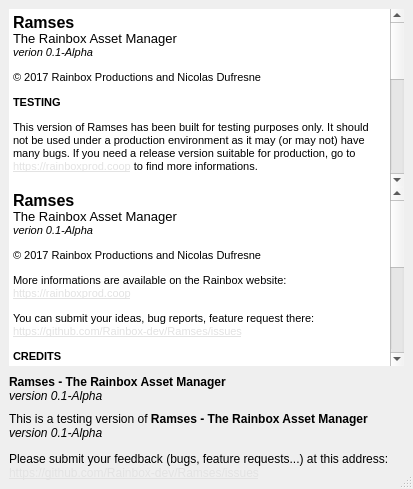
Old version of the form Ramses/helpdialog.ui in the repository RxLaboratory/Ramses.
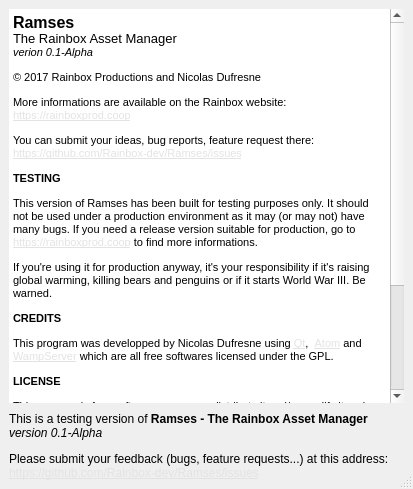
New version of the form. Icons and pictures are not drawn.

```diff
--- a/Ramses/helpdialog.ui
+++ b/Ramses/helpdialog.ui
@@ -215,39 +215,6 @@
        <property name="bottomMargin">
         <number>0</number>
        </property>
-       <item>
-        <widget class="QTextBrowser" name="testingAboutText">
-         <property name="frameShape">
-          <enum>QFrame::NoFrame</enum>
-         </property>
-         <property name="readOnly">
-          <bool>true</bool>
-         </property>
-         <property name="html">
-          <string>&lt;!DOCTYPE HTML PUBLIC &quot;-//W3C//DTD HTML 4.0//EN&quot; &quot;http://www.w3.org/TR/REC-html40/strict.dtd&quot;&gt;
-&lt;html&gt;&lt;head&gt;&lt;meta name=&quot;qrichtext&quot; content=&quot;1&quot; /&gt;&lt;style type=&quot;text/css&quot;&gt;
-p, li { white-space: pre-wrap; }
-&lt;/style&gt;&lt;/head&gt;&lt;body style=&quot; font-family:'MS Shell Dlg 2'; font-size:8.25pt; font-weight:400; font-style:normal;&quot;&gt;
-&lt;p style=&quot; margin-top:12px; margin-bottom:12px; margin-left:0px; margin-right:0px; -qt-block-indent:0; text-indent:0px;&quot;&gt;&lt;span style=&quot; font-size:12pt; font-weight:600;&quot;&gt;Ramses&lt;/span&gt;&lt;span style=&quot; font-size:8pt;&quot;&gt;&lt;br /&gt;&lt;/span&gt;&lt;span style=&quot; font-size:10pt;&quot;&gt;The Rainbox Asset Manager&lt;/span&gt;&lt;span style=&quot; font-size:8pt;&quot;&gt;&lt;br /&gt;&lt;/span&gt;&lt;span style=&quot; font-size:8pt; font-style:italic;&quot;&gt;verion 0.1-Alpha&lt;/span&gt;&lt;/p&gt;
-&lt;p style=&quot; margin-top:12px; margin-bottom:12px; margin-left:0px; margin-right:0px; -qt-block-indent:0; text-indent:0px;&quot;&gt;&lt;span style=&quot; font-size:8pt;&quot;&gt;© 2017 Rainbox Productions and Nicolas Dufresne&lt;/span&gt;&lt;/p&gt;
-&lt;p style=&quot; margin-top:12px; margin-bottom:12px; margin-left:0px; margin-right:0px; -qt-block-indent:0; text-indent:0px;&quot;&gt;&lt;span style=&quot; font-size:8pt; font-weight:600;&quot;&gt;TESTING&lt;/span&gt;&lt;/p&gt;
-&lt;p style=&quot; margin-top:12px; margin-bottom:12px; margin-left:0px; margin-right:0px; -qt-block-indent:0; text-indent:0px;&quot;&gt;&lt;span style=&quot; font-size:8pt;&quot;&gt;This version of Ramses has been built for testing purposes only. It should not be used under a production environment as it may (or may not) have many bugs. If you need a release version suitable for production, go to &lt;/span&gt;&lt;a href=&quot;https://rainboxprod.coop&quot;&gt;&lt;span style=&quot; font-size:8pt; text-decoration: underline; color:#e3e3e3;&quot;&gt;https://rainboxprod.coop&lt;/span&gt;&lt;/a&gt;&lt;span style=&quot; font-size:8pt;&quot;&gt; to find more informations.&lt;/span&gt;&lt;/p&gt;
-&lt;p style=&quot; margin-top:12px; margin-bottom:12px; margin-left:0px; margin-right:0px; -qt-block-indent:0; text-indent:0px;&quot;&gt;&lt;span style=&quot; font-size:8pt;&quot;&gt;If you're using it for production anyway, it's your responsibility if it's raising global warming, killing bears and penguins or if it starts World War III. Be warned.&lt;/span&gt;&lt;/p&gt;
-&lt;p style=&quot; margin-top:12px; margin-bottom:12px; margin-left:0px; margin-right:0px; -qt-block-indent:0; text-indent:0px;&quot;&gt;&lt;span style=&quot; font-size:8pt; font-weight:600;&quot;&gt;CREDITS&lt;/span&gt;&lt;/p&gt;
-&lt;p style=&quot; margin-top:12px; margin-bottom:12px; margin-left:0px; margin-right:0px; -qt-block-indent:0; text-indent:0px;&quot;&gt;&lt;span style=&quot; font-size:8pt;&quot;&gt;This program was developped by Nicolas Dufresne using &lt;/span&gt;&lt;a href=&quot;https://www.qt.io&quot;&gt;&lt;span style=&quot; font-size:8pt; text-decoration: underline; color:#e3e3e3;&quot;&gt;Qt&lt;/span&gt;&lt;/a&gt;&lt;span style=&quot; font-size:8pt;&quot;&gt;,  &lt;/span&gt;&lt;a href=&quot;https://notepad-plus-plus.org&quot;&gt;&lt;span style=&quot; font-size:8pt; text-decoration: underline; color:#e3e3e3;&quot;&gt;notepad++&lt;/span&gt;&lt;/a&gt;&lt;span style=&quot; font-size:8pt;&quot;&gt; and &lt;/span&gt;&lt;a href=&quot;http://www.wampserver.com&quot;&gt;&lt;span style=&quot; font-size:8pt; text-decoration: underline; color:#e3e3e3;&quot;&gt;WampServer&lt;/span&gt;&lt;/a&gt;&lt;span style=&quot; font-size:8pt;&quot;&gt; which are all free softwares licensed under the GPL.&lt;/span&gt;&lt;/p&gt;
-&lt;p style=&quot; margin-top:12px; margin-bottom:12px; margin-left:0px; margin-right:0px; -qt-block-indent:0; text-indent:0px;&quot;&gt;&lt;span style=&quot; font-size:8pt; font-weight:600;&quot;&gt;LICENSE&lt;/span&gt;&lt;/p&gt;
-&lt;p style=&quot; margin-top:12px; margin-bottom:12px; margin-left:0px; margin-right:0px; -qt-block-indent:0; text-indent:0px;&quot;&gt;&lt;span style=&quot; font-size:8pt;&quot;&gt;This program is free software: you can redistribute it and/or modify it under the terms of the GNU General Public License as published by the Free Software Foundation, either version 3 of the License, or (at your option) any later version.&lt;/span&gt;&lt;/p&gt;
-&lt;p style=&quot; margin-top:12px; margin-bottom:12px; margin-left:0px; margin-right:0px; -qt-block-indent:0; text-indent:0px;&quot;&gt;&lt;span style=&quot; font-size:8pt;&quot;&gt;Ramses is distributed in the hope that it will be useful, but WITHOUT ANY WARRANTY; without even the implied warranty of MERCHANTABILITY or FITNESS FOR A PARTICULAR PURPOSE. See the GNU General Public License for more details.&lt;/span&gt;&lt;/p&gt;
-&lt;p style=&quot; margin-top:12px; margin-bottom:12px; margin-left:0px; margin-right:0px; -qt-block-indent:0; text-indent:0px;&quot;&gt;&lt;span style=&quot; font-size:8pt;&quot;&gt;You should have received a copy of the GNU General Public License along with Ramses. If not, see &lt;/span&gt;&lt;a href=&quot;http://www.gnu.org/licenses/&quot;&gt;&lt;span style=&quot; font-size:8pt; text-decoration: underline; color:#e3e3e3;&quot;&gt;http://www.gnu.org/licenses/&lt;/span&gt;&lt;/a&gt;&lt;span style=&quot; font-size:8pt;&quot;&gt;.&lt;/span&gt;&lt;/p&gt;&lt;/body&gt;&lt;/html&gt;</string>
-         </property>
-         <property name="acceptRichText">
-          <bool>true</bool>
-         </property>
-         <property name="openExternalLinks">
-          <bool>true</bool>
-         </property>
-        </widget>
-       </item>
        <item>
         <widget class="QTextBrowser" name="releaseAboutText">
          <property name="frameShape">
@@ -265,8 +232,11 @@
 &lt;p style=&quot; margin-top:12px; margin-bottom:12px; margin-left:0px; margin-right:0px; -qt-block-indent:0; text-indent:0px;&quot;&gt;&lt;span style=&quot; font-size:8pt;&quot;&gt;© 2017 Rainbox Productions and Nicolas Dufresne&lt;/span&gt;&lt;/p&gt;
 &lt;p style=&quot; margin-top:12px; margin-bottom:12px; margin-left:0px; margin-right:0px; -qt-block-indent:0; text-indent:0px;&quot;&gt;More informations are available on the Rainbox website:&lt;br /&gt;&lt;a href=&quot;https://rainboxprod.coop&quot;&gt;&lt;span style=&quot; font-size:8pt; text-decoration: underline; color:#e3e3e3;&quot;&gt;https://rainboxprod.coop&lt;/span&gt;&lt;/a&gt;&lt;/p&gt;
 &lt;p style=&quot; margin-top:12px; margin-bottom:12px; margin-left:0px; margin-right:0px; -qt-block-indent:0; text-indent:0px;&quot;&gt;&lt;span style=&quot; font-size:8pt;&quot;&gt;You can submit your ideas, bug reports, feature request there:&lt;br /&gt;&lt;/span&gt;&lt;a href=&quot;https://github.com/Rainbox-dev/Ramses/issues&quot;&gt;&lt;span style=&quot; font-size:8pt; text-decoration: underline; color:#e3e3e3;&quot;&gt;https://github.com/Rainbox-dev/Ramses/issues&lt;/span&gt;&lt;/a&gt;&lt;/p&gt;
+&lt;p style=&quot; margin-top:12px; margin-bottom:12px; margin-left:0px; margin-right:0px; -qt-block-indent:0; text-indent:0px;&quot;&gt;&lt;span style=&quot; font-size:8pt; font-weight:600;&quot;&gt;TESTING&lt;/span&gt;&lt;/p&gt;
+&lt;p style=&quot; margin-top:12px; margin-bottom:12px; margin-left:0px; margin-right:0px; -qt-block-indent:0; text-indent:0px;&quot;&gt;&lt;span style=&quot; font-size:8pt;&quot;&gt;This version of Ramses has been built for testing purposes only. It should not be used under a production environment as it may (or may not) have many bugs. If you need a release version suitable for production, go to &lt;/span&gt;&lt;a href=&quot;https://rainboxprod.coop&quot;&gt;&lt;span style=&quot; font-size:8pt; text-decoration: underline; color:#e3e3e3;&quot;&gt;https://rainboxprod.coop&lt;/span&gt;&lt;/a&gt;&lt;span style=&quot; font-size:8pt;&quot;&gt; to find more informations.&lt;/span&gt;&lt;/p&gt;
+&lt;p style=&quot; margin-top:12px; margin-bottom:12px; margin-left:0px; margin-right:0px; -qt-block-indent:0; text-indent:0px;&quot;&gt;&lt;span style=&quot; font-size:8pt;&quot;&gt;If you're using it for production anyway, it's your responsibility if it's raising global warming, killing bears and penguins or if it starts World War III. Be warned.&lt;/span&gt;&lt;/p&gt;
 &lt;p style=&quot; margin-top:12px; margin-bottom:12px; margin-left:0px; margin-right:0px; -qt-block-indent:0; text-indent:0px;&quot;&gt;&lt;span style=&quot; font-size:8pt; font-weight:600;&quot;&gt;CREDITS&lt;/span&gt;&lt;/p&gt;
-&lt;p style=&quot; margin-top:12px; margin-bottom:12px; margin-left:0px; margin-right:0px; -qt-block-indent:0; text-indent:0px;&quot;&gt;&lt;span style=&quot; font-size:8pt;&quot;&gt;This program was developped by Nicolas Dufresne using &lt;/span&gt;&lt;a href=&quot;https://www.qt.io&quot;&gt;&lt;span style=&quot; font-size:8pt; text-decoration: underline; color:#e3e3e3;&quot;&gt;Qt&lt;/span&gt;&lt;/a&gt;&lt;span style=&quot; font-size:8pt;&quot;&gt;,  &lt;/span&gt;&lt;a href=&quot;https://notepad-plus-plus.org&quot;&gt;&lt;span style=&quot; font-size:8pt; text-decoration: underline; color:#e3e3e3;&quot;&gt;notepad++&lt;/span&gt;&lt;/a&gt;&lt;span style=&quot; font-size:8pt;&quot;&gt; and &lt;/span&gt;&lt;a href=&quot;http://www.wampserver.com&quot;&gt;&lt;span style=&quot; font-size:8pt; text-decoration: underline; color:#e3e3e3;&quot;&gt;WampServer&lt;/span&gt;&lt;/a&gt;&lt;span style=&quot; font-size:8pt;&quot;&gt; which are all free softwares licensed under the GPL.&lt;/span&gt;&lt;/p&gt;
+&lt;p style=&quot; margin-top:12px; margin-bottom:12px; margin-left:0px; margin-right:0px; -qt-block-indent:0; text-indent:0px;&quot;&gt;&lt;span style=&quot; font-size:8pt;&quot;&gt;This program was developped by Nicolas Dufresne using &lt;/span&gt;&lt;a href=&quot;https://www.qt.io&quot;&gt;&lt;span style=&quot; font-size:8pt; text-decoration: underline; color:#e3e3e3;&quot;&gt;Qt&lt;/span&gt;&lt;/a&gt;&lt;span style=&quot; font-size:8pt;&quot;&gt;,  &lt;/span&gt;&lt;a href=&quot;http://atom.io&quot;&gt;&lt;span style=&quot; font-size:8pt; text-decoration: underline; color:#e3e3e3;&quot;&gt;Atom&lt;/span&gt;&lt;/a&gt;&lt;span style=&quot; font-size:8pt;&quot;&gt; and &lt;/span&gt;&lt;a href=&quot;http://www.wampserver.com&quot;&gt;&lt;span style=&quot; font-size:8pt; text-decoration: underline; color:#e3e3e3;&quot;&gt;WampServer&lt;/span&gt;&lt;/a&gt;&lt;span style=&quot; font-size:8pt;&quot;&gt; which are all free softwares licensed under the GPL.&lt;/span&gt;&lt;/p&gt;
 &lt;p style=&quot; margin-top:12px; margin-bottom:12px; margin-left:0px; margin-right:0px; -qt-block-indent:0; text-indent:0px;&quot;&gt;&lt;span style=&quot; font-size:8pt; font-weight:600;&quot;&gt;LICENSE&lt;/span&gt;&lt;/p&gt;
 &lt;p style=&quot; margin-top:12px; margin-bottom:12px; margin-left:0px; margin-right:0px; -qt-block-indent:0; text-indent:0px;&quot;&gt;&lt;span style=&quot; font-size:8pt;&quot;&gt;This program is free software: you can redistribute it and/or modify it under the terms of the GNU General Public License as published by the Free Software Foundation, either version 3 of the License, or (at your option) any later version.&lt;/span&gt;&lt;/p&gt;
 &lt;p style=&quot; margin-top:12px; margin-bottom:12px; margin-left:0px; margin-right:0px; -qt-block-indent:0; text-indent:0px;&quot;&gt;&lt;span style=&quot; font-size:8pt;&quot;&gt;Ramses is distributed in the hope that it will be useful, but WITHOUT ANY WARRANTY; without even the implied warranty of MERCHANTABILITY or FITNESS FOR A PARTICULAR PURPOSE. See the GNU General Public License for more details.&lt;/span&gt;&lt;/p&gt;
@@ -285,20 +255,7 @@
     </widget>
    </item>
    <item>
-    <widget class="QLabel" name="releaseLabel">
-     <property name="text">
-      <string>&lt;html&gt;&lt;head/&gt;&lt;body&gt;&lt;p&gt;&lt;span style=&quot; font-weight:600;&quot;&gt;Ramses - The Rainbox Asset Manager&lt;br/&gt;&lt;/span&gt;&lt;span style=&quot; font-style:italic;&quot;&gt;version 0.1-Alpha&lt;/span&gt;&lt;/p&gt;&lt;/body&gt;&lt;/html&gt;</string>
-     </property>
-     <property name="textFormat">
-      <enum>Qt::RichText</enum>
-     </property>
-     <property name="openExternalLinks">
-      <bool>true</bool>
-     </property>
-    </widget>
-   </item>
-   <item>
-    <widget class="QLabel" name="testingLabel">
+    <widget class="QLabel" name="versionLabel">
      <property name="text">
       <string>&lt;html&gt;&lt;head/&gt;&lt;body&gt;&lt;p&gt;This is a testing version of &lt;span style=&quot; font-weight:600;&quot;&gt;Ramses - The Rainbox Asset Manager&lt;br/&gt;&lt;/span&gt;&lt;span style=&quot; font-style:italic;&quot;&gt;version 0.1-Alpha&lt;/span&gt;&lt;/p&gt;&lt;p&gt;Please submit your feedback (bugs, feature requests...) at this address:&lt;br/&gt;&lt;a href=&quot;https://github.com/Rainbox-dev/Ramses/issues&quot;&gt;&lt;span style=&quot; text-decoration: underline; color:#e3e3e3;&quot;&gt;https://github.com/Rainbox-dev/Ramses/issues&lt;/span&gt;&lt;/a&gt;&lt;/p&gt;&lt;/body&gt;&lt;/html&gt;</string>
      </property>
```
